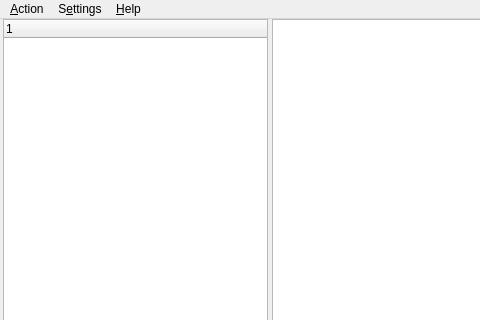
The window that ggpo/gui/ui/ggpowindow.ui (rumbler/pyside2ggpo) describes before a commit, drawn with Qt 5; both pictures show x 0 to 480 and y 0 to 320 of the 810 by 708 pixel window.
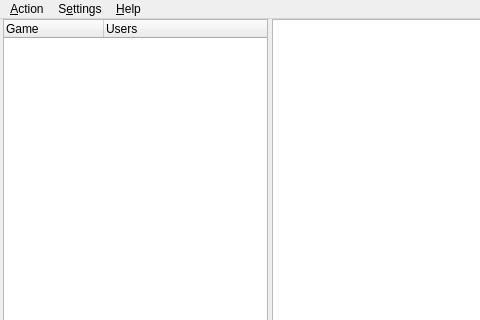
The same window after the commit. Icons and pictures are not drawn. Custom widgets are drawn as their Qt base class.

Commit message: option to "hide missing games" in the channel list

```diff
--- a/ggpo/gui/ui/ggpowindow.ui
+++ b/ggpo/gui/ui/ggpowindow.ui
@@ -36,7 +36,18 @@
       <property name="orientation">
        <enum>Qt::Horizontal</enum>
       </property>
-      <widget class="QTreeWidget" name="uiChannelsTree"/>
+      <widget class="QTreeWidget" name="uiChannelsTree">
+       <column>
+        <property name="text">
+         <string notr="true">Game</string>
+        </property>
+       </column>
+       <column>
+        <property name="text">
+         <string notr="true">Users</string>
+        </property>
+       </column>
+      </widget>
       <widget class="QWidget" name="layoutWidget">
        <layout class="QVBoxLayout" name="verticalLayout">
         <property name="bottomMargin">
```
Left out of the diff: 9 changed lines with no effect on the pictures. The commit also changes 4 other files.
